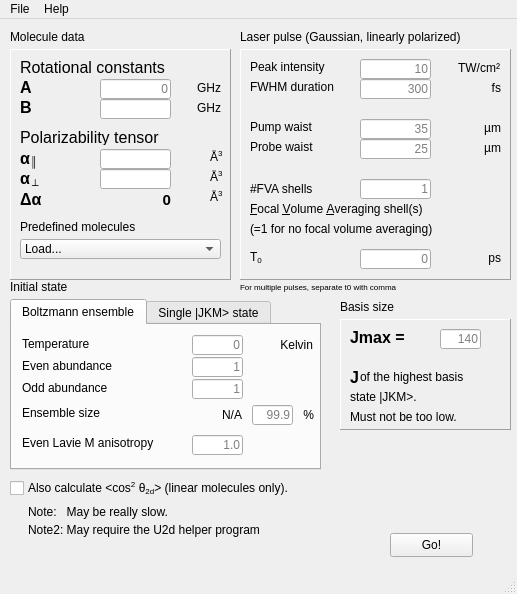
Before: the Qt Designer form GUI.ui in Femtolab-aarhus/alignment_calculator, drawn with Qt 5.
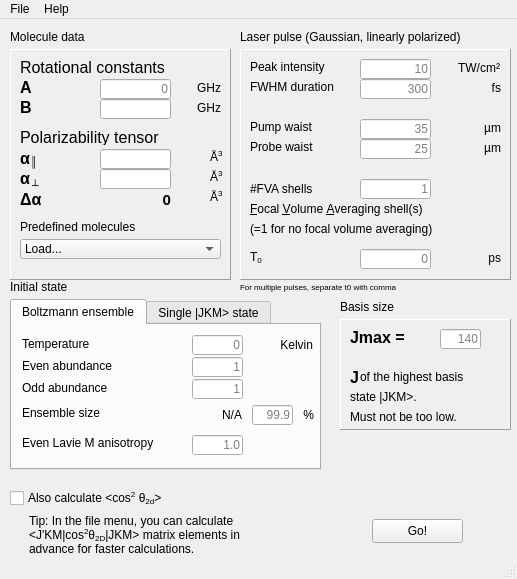
After: the same form once the commit is applied.

Commit message: Everything is faster now

Patch:
```diff
--- a/GUI.ui
+++ b/GUI.ui
@@ -10,7 +10,7 @@
     <x>0</x>
     <y>0</y>
     <width>517</width>
-    <height>594</height>
+    <height>579</height>
    </rect>
   </property>
   <property name="sizePolicy">
@@ -22,7 +22,7 @@
   <property name="minimumSize">
    <size>
     <width>517</width>
-    <height>594</height>
+    <height>579</height>
    </size>
   </property>
   <property name="maximumSize">
@@ -38,9 +38,9 @@
    <widget class="QPushButton" name="mybutn">
     <property name="geometry">
      <rect>
-      <x>390</x>
-      <y>514</y>
-      <width>83</width>
+      <x>372</x>
+      <y>500</y>
+      <width>91</width>
       <height>24</height>
      </rect>
     </property>
@@ -1374,7 +1374,7 @@
     <property name="geometry">
      <rect>
       <x>10</x>
-      <y>460</y>
+      <y>470</y>
       <width>21</width>
       <height>19</height>
      </rect>
@@ -1392,22 +1392,6 @@
      <bool>false</bool>
     </property>
    </widget>
-   <widget class="QLabel" name="label_5">
-    <property name="geometry">
-     <rect>
-      <x>28</x>
-      <y>482</y>
-      <width>291</width>
-      <height>21</height>
-     </rect>
-    </property>
-    <property name="toolTip">
-     <string>&lt;html&gt;&lt;head/&gt;&lt;body&gt;&lt;p&gt;The matrix elements can take a while to compute.&lt;/p&gt;&lt;p&gt;Precomputed matrix elements might be available, though.&lt;/p&gt;&lt;/body&gt;&lt;/html&gt;</string>
-    </property>
-    <property name="text">
-     <string>Note:   May be really slow.</string>
-    </property>
-   </widget>
    <widget class="QLabel" name="label_37">
     <property name="geometry">
      <rect>
@@ -1572,26 +1556,7 @@
     <property name="geometry">
      <rect>
       <x>28</x>
-      <y>500</y>
-      <width>351</width>
-      <height>21</height>
-     </rect>
-    </property>
-    <property name="toolTip">
-     <string>&lt;html&gt;&lt;head/&gt;&lt;body&gt;&lt;p&gt;Unless the required matrix elements are available.&lt;/p&gt;&lt;/body&gt;&lt;/html&gt;</string>
-    </property>
-    <property name="statusTip">
-     <string/>
-    </property>
-    <property name="text">
-     <string>Note2: May require the U2d helper program</string>
-    </property>
-   </widget>
-   <widget class="QLabel" name="label_28">
-    <property name="geometry">
-     <rect>
-      <x>28</x>
-      <y>460</y>
+      <y>470</y>
       <width>391</width>
       <height>19</height>
      </rect>
@@ -1603,12 +1568,28 @@
      <string>For direct comparison with experiments</string>
     </property>
     <property name="text">
-     <string>&lt;html&gt;&lt;head/&gt;&lt;body&gt;&lt;p&gt;Also calculate &amp;lt;cos&lt;span style=&quot; vertical-align:super;&quot;&gt;2&lt;/span&gt; θ&lt;span style=&quot; vertical-align:sub;&quot;&gt;2d&lt;/span&gt;&amp;gt; (linear molecules only).&lt;/p&gt;&lt;/body&gt;&lt;/html&gt;</string>
+     <string>&lt;html&gt;&lt;head/&gt;&lt;body&gt;&lt;p&gt;Also calculate &amp;lt;cos&lt;span style=&quot; vertical-align:super;&quot;&gt;2&lt;/span&gt; θ&lt;span style=&quot; vertical-align:sub;&quot;&gt;2d&lt;/span&gt;&amp;gt;&lt;/p&gt;&lt;/body&gt;&lt;/html&gt;</string>
     </property>
     <property name="textFormat">
      <enum>Qt::RichText</enum>
     </property>
    </widget>
+   <widget class="QLabel" name="label_5">
+    <property name="geometry">
+     <rect>
+      <x>29</x>
+      <y>491</y>
+      <width>340</width>
+      <height>51</height>
+     </rect>
+    </property>
+    <property name="toolTip">
+     <string>&lt;html&gt;&lt;head/&gt;&lt;body&gt;&lt;p&gt;If you don't, the matrix elements will be re-computed every time you calculate a trace.&lt;/p&gt;&lt;/body&gt;&lt;/html&gt;</string>
+    </property>
+    <property name="text">
+     <string>&lt;html&gt;&lt;head/&gt;&lt;body&gt;&lt;p&gt;Tip: In the file menu, you can calculate&lt;br/&gt;&amp;lt;J'KM|cos&lt;span style=&quot; vertical-align:super;&quot;&gt;2&lt;/span&gt;θ&lt;span style=&quot; vertical-align:sub;&quot;&gt;2D&lt;/span&gt;|JKM&amp;gt; matrix elements in&lt;br/&gt;advance for faster calculations.&lt;/p&gt;&lt;/body&gt;&lt;/html&gt;</string>
+    </property>
+   </widget>
   </widget>
   <widget class="QMenuBar" name="menubar">
    <property name="geometry">
```
Left out of the diff: 8 changed lines with no effect on the pictures. The commit also changes 74 other files.
